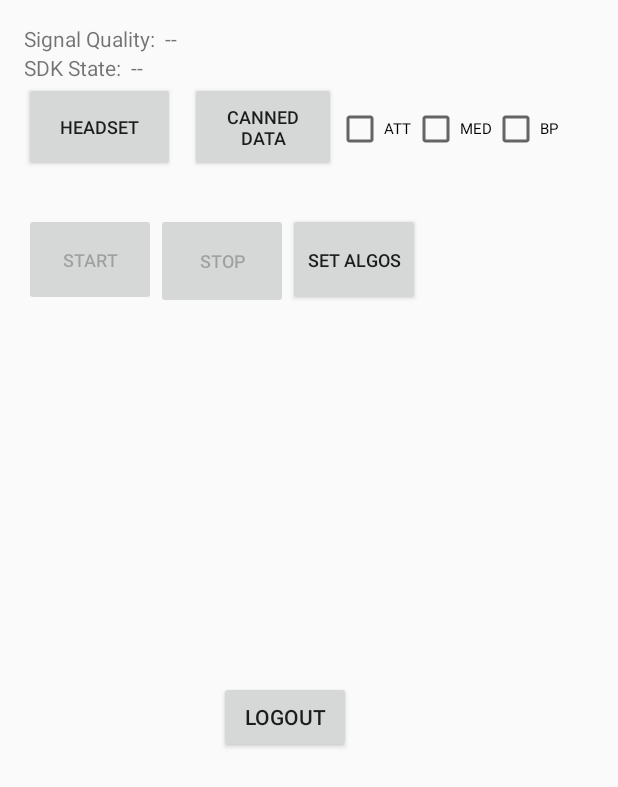
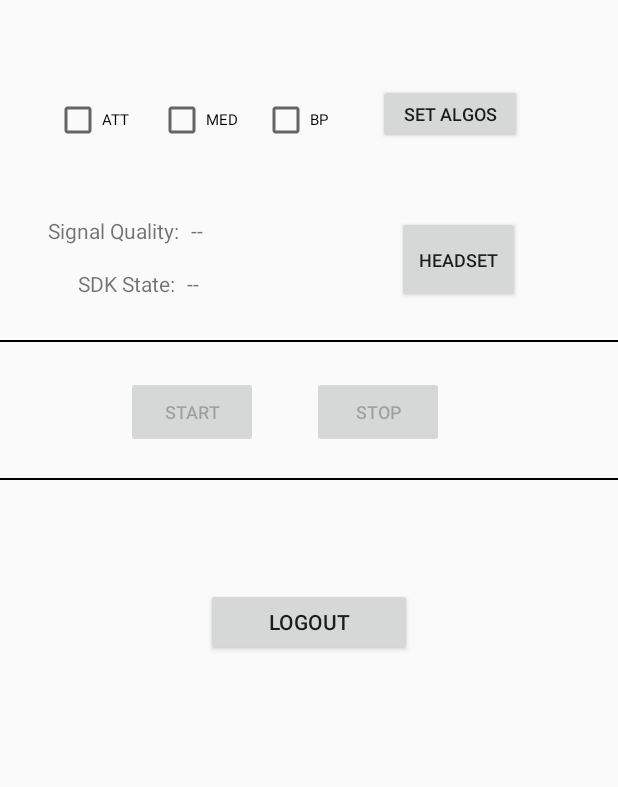
Before and after one commit to soomin0328/Graduation_Project, an Android app: the EEG screen opened directly, with no data from a screen before it, on a phone screen of 412 x 824 dp. Shown: the top 787 px of the screen. Run offline under Robolectric (Android 15) with nearby library versions, the phone set to English and light mode, and no system bars; our stand-ins replace Firebase (no records; nobody signed in at launch, a user with empty details on screens opened directly); 10 statements that could not run were skipped.

Commit message:
Change layout

```diff
--- a/app/src/main/res/layout/activity_eeg.xml
+++ b/app/src/main/res/layout/activity_eeg.xml
@@ -1,22 +1,140 @@
-<RelativeLayout xmlns:android="http://schemas.android.com/apk/res/android"
-    xmlns:tools="http://schemas.android.com/tools" android:layout_width="match_parent"
-    android:layout_height="match_parent" android:paddingLeft="@dimen/activity_horizontal_margin"
-    android:paddingRight="@dimen/activity_horizontal_margin"
-    android:paddingTop="@dimen/activity_vertical_margin"
-    android:paddingBottom="@dimen/activity_vertical_margin" tools:context=".EEG">
-
-    <LinearLayout
+<?xml version="1.0" encoding="utf-8"?>
+<android.support.constraint.ConstraintLayout xmlns:android="http://schemas.android.com/apk/res/android"
+    xmlns:app="http://schemas.android.com/apk/res-auto"
+    xmlns:tools="http://schemas.android.com/tools"
     android:layout_width="match_parent"
     android:layout_height="match_parent"
-        android:orientation="vertical"
-        android:weightSum="1"
-        android:layout_alignParentTop="true"
-        android:layout_alignParentStart="true">
+    tools:layout_editor_absoluteY="81dp">
 
-        <LinearLayout
-            android:layout_width="match_parent"
+    <Button
+        android:id="@+id/logoutBtn"
+        android:layout_width="137dp"
+        android:layout_height="45dp"
+        android:layout_marginEnd="8dp"
+        android:layout_marginStart="8dp"
+        android:layout_marginTop="72dp"
+        android:text="logout"
+        app:layout_constraintEnd_toEndOf="parent"
+        app:layout_constraintStart_toStartOf="parent"
+        app:layout_constraintTop_toBottomOf="@+id/view2" />
+
+    <Button
+        android:id="@+id/stopButton"
+        android:layout_width="wrap_content"
         android:layout_height="wrap_content"
-            android:orientation="horizontal">
+        android:layout_marginStart="36dp"
+        android:layout_marginTop="52dp"
+        android:enabled="false"
+        android:text="Stop"
+        android:textSize="12dp"
+        app:layout_constraintStart_toEndOf="@+id/startButton"
+        app:layout_constraintTop_toBottomOf="@+id/stateTitle" />
+
+    <Button
+        android:id="@+id/startButton"
+        android:layout_width="wrap_content"
+        android:layout_height="wrap_content"
+        android:layout_marginStart="84dp"
+        android:layout_marginTop="52dp"
+        android:enabled="false"
+        android:text="Start"
+        android:textSize="12dp"
+        app:layout_constraintStart_toStartOf="parent"
+        app:layout_constraintTop_toBottomOf="@+id/stateTitle" />
+
+    <Button
+        android:id="@+id/setAlgosButton"
+        android:layout_width="96dp"
+        android:layout_height="40dp"
+        android:layout_marginStart="16dp"
+        android:layout_marginTop="56dp"
+        android:text="Set Algos"
+        android:textSize="12dp"
+        app:layout_constraintStart_toEndOf="@+id/bpCheckBox"
+        app:layout_constraintTop_toTopOf="parent" />
+
+    <CheckBox
+        android:id="@+id/bpCheckBox"
+        android:layout_width="61dp"
+        android:layout_height="wrap_content"
+        android:layout_marginStart="8dp"
+        android:layout_marginTop="64dp"
+        android:checked="false"
+        android:text="BP"
+        android:textSize="10dp"
+        app:layout_constraintStart_toEndOf="@+id/medCheckBox"
+        app:layout_constraintTop_toTopOf="parent" />
+
+    <CheckBox
+        android:id="@+id/medCheckBox"
+        android:layout_width="61dp"
+        android:layout_height="wrap_content"
+        android:layout_marginStart="8dp"
+        android:layout_marginTop="64dp"
+        android:checked="false"
+        android:text="MED"
+        android:textSize="10dp"
+        app:layout_constraintStart_toEndOf="@+id/attCheckBox"
+        app:layout_constraintTop_toTopOf="parent" />
+
+    <CheckBox
+        android:id="@+id/attCheckBox"
+        android:layout_width="61dp"
+        android:layout_height="wrap_content"
+        android:layout_alignParentEnd="true"
+        android:layout_marginStart="36dp"
+        android:layout_marginTop="64dp"
+        android:checked="false"
+        android:text="ATT"
+        android:textSize="10dp"
+        app:layout_constraintStart_toStartOf="parent"
+        app:layout_constraintTop_toTopOf="parent" />
+
+    <Button
+        android:id="@+id/headsetButton"
+        android:layout_width="82dp"
+        android:layout_height="58dp"
+        android:layout_alignParentStart="true"
+        android:layout_marginStart="12dp"
+        android:layout_marginTop="144dp"
+        android:layout_weight="0.36"
+        android:maxHeight="20dp"
+        android:minHeight="20dp"
+        android:text="Headset"
+        android:textSize="12dp"
+        app:layout_constraintStart_toEndOf="@+id/sqText"
+        app:layout_constraintTop_toTopOf="parent" />
+
+    <TextView
+        android:id="@+id/stateText"
+        android:layout_width="125dp"
+        android:layout_height="wrap_content"
+        android:layout_marginStart="8dp"
+        android:layout_weight="1"
+        android:text="--"
+        app:layout_constraintBaseline_toBaselineOf="@+id/stateTitle"
+        app:layout_constraintStart_toEndOf="@+id/stateTitle" />
+
+    <TextView
+        android:id="@+id/stateTitle"
+        android:layout_width="wrap_content"
+        android:layout_height="wrap_content"
+        android:layout_marginStart="52dp"
+        android:layout_marginTop="16dp"
+        android:text="SDK State:"
+        app:layout_constraintStart_toStartOf="parent"
+        app:layout_constraintTop_toBottomOf="@+id/sqTitle" />
+
+    <TextView
+        android:id="@+id/sqText"
+        android:layout_width="125dp"
+        android:layout_height="wrap_content"
+        android:layout_marginStart="8dp"
+        android:layout_marginTop="48dp"
+        android:layout_weight="1"
+        android:text="--"
+        app:layout_constraintStart_toEndOf="@+id/sqTitle"
+        app:layout_constraintTop_toBottomOf="@+id/attCheckBox" />
 
     <TextView
         android:id="@+id/sqTitle"
@@ -24,171 +142,28 @@
         android:layout_height="wrap_content"
         android:layout_alignParentLeft="true"
         android:layout_alignParentTop="true"
-                android:text="Signal Quality:" />
+        android:layout_marginStart="32dp"
+        android:layout_marginTop="48dp"
+        android:text="Signal Quality:"
+        app:layout_constraintStart_toStartOf="parent"
+        app:layout_constraintTop_toBottomOf="@+id/attCheckBox"
+        app:layout_constraintVertical_chainStyle="spread" />
 
-            <TextView
-                android:id="@+id/sqText"
+    <View
         android:layout_width="wrap_content"
-                android:layout_height="wrap_content"
-                android:layout_marginLeft="10px"
-                android:layout_toRightOf="@+id/sqTitle"
-                android:layout_weight="1"
-                android:text="--" />
+        android:layout_height="1dp"
+        android:layout_marginTop="28dp"
+        android:background="#000000"
+        app:layout_constraintStart_toStartOf="parent"
+        app:layout_constraintTop_toBottomOf="@+id/stateText" />
 
-        </LinearLayout>
+    <View
+        android:id="@+id/view2"
+        android:layout_width="wrap_content"
+        android:layout_height="1dp"
+        android:layout_marginTop="20dp"
+        android:background="#000000"
+        app:layout_constraintStart_toStartOf="parent"
+        app:layout_constraintTop_toBottomOf="@+id/stopButton" />
 
-        <LinearLayout
-            android:layout_width="match_parent"
-            android:layout_height="19dp"
-            android:orientation="horizontal">
-
-            <TextView
-                android:id="@+id/stateTitle"
-                android:layout_width="wrap_content"
-                android:layout_height="wrap_content"
-                android:layout_alignParentLeft="true"
-                android:layout_below="@+id/sqTitle"
-                android:text="SDK State:" />
-
-            <TextView
-                android:id="@+id/stateText"
-                android:layout_width="wrap_content"
-                android:layout_height="wrap_content"
-                android:layout_below="@+id/sqTitle"
-                android:layout_marginLeft="10px"
-                android:layout_toRightOf="@+id/stateTitle"
-                android:layout_weight="1"
-                android:text="--" />
-        </LinearLayout>
-
-        <LinearLayout
-            android:layout_width="match_parent"
-            android:layout_height="34dp"
-            android:orientation="horizontal"
-            android:weightSum="1"
-            android:layout_weight="0.08">
-
-            <Button
-                android:id="@+id/headsetButton"
-                android:layout_width="wrap_content"
-                android:layout_height="match_parent"
-                android:layout_above="@+id/stopButton"
-                android:layout_alignParentStart="true"
-                android:layout_below="@+id/stateTitle"
-                android:layout_weight="0.36"
-                android:maxHeight="20dp"
-                android:minHeight="20dp"
-                android:text="Headset"
-                android:textSize="12dp" />
-
-            <Button
-                android:id="@+id/cannedDatabutton"
-                android:layout_width="97dp"
-                android:layout_height="match_parent"
-                android:layout_alignBottom="@+id/headsetButton"
-                android:layout_alignStart="@+id/sqText"
-                android:layout_alignTop="@+id/headsetButton"
-                android:layout_marginLeft="10dp"
-                android:maxHeight="20dp"
-                android:minHeight="20dp"
-                android:text="Canned Data"
-                android:textSize="12dp" />
-
-            <CheckBox
-                android:id="@+id/attCheckBox"
-                android:layout_width="wrap_content"
-                android:layout_height="wrap_content"
-                android:layout_alignBaseline="@+id/bpCheckBox"
-                android:layout_alignBottom="@+id/bpCheckBox"
-                android:layout_alignParentEnd="true"
-                android:checked="false"
-                android:text="ATT"
-                android:textSize="10dp" />
-
-            <CheckBox
-                android:id="@+id/medCheckBox"
-                android:layout_width="wrap_content"
-                android:layout_height="wrap_content"
-                android:layout_below="@+id/attCheckBox"
-                android:layout_toEndOf="@+id/bpCheckBox"
-                android:checked="false"
-                android:text="MED"
-                android:textSize="10dp" />
-
-            <CheckBox
-                android:id="@+id/bpCheckBox"
-                android:layout_width="wrap_content"
-                android:layout_height="wrap_content"
-                android:layout_above="@+id/cannedDatabutton"
-                android:layout_toStartOf="@+id/attCheckBox"
-                android:checked="false"
-                android:text="BP"
-                android:textSize="10dp" />
-
-        </LinearLayout>
-
-        <LinearLayout
-            android:layout_width="match_parent"
-            android:layout_height="62dp"
-            android:layout_above="@+id/attText"
-            android:layout_alignParentStart="true"
-            android:layout_below="@+id/medCheckBox"
-            android:layout_marginTop="27dp"
-            android:orientation="horizontal">
-
-            <Button
-                android:id="@+id/startButton"
-                android:layout_width="wrap_content"
-                android:layout_height="match_parent"
-                android:layout_above="@+id/attText"
-                android:layout_alignParentStart="true"
-                android:layout_below="@+id/headsetButton"
-                android:enabled="false"
-                android:maxHeight="20dp"
-                android:minHeight="20dp"
-                android:text="Start"
-                android:textSize="12dp" />
-
-            <Button
-                android:id="@+id/stopButton"
-                android:layout_width="wrap_content"
-                android:layout_height="64dp"
-                android:layout_above="@+id/medTitle"
-                android:layout_alignStart="@+id/cannedDatabutton"
-                android:layout_marginBottom="32dp"
-                android:enabled="false"
-                android:maxHeight="20dp"
-                android:minHeight="20dp"
-                android:text="Stop"
-                android:textSize="12dp" />
-
-            <Button
-                android:id="@+id/setAlgosButton"
-                android:layout_width="wrap_content"
-                android:layout_height="match_parent"
-                android:layout_alignParentEnd="true"
-                android:layout_alignTop="@+id/medText"
-                android:maxHeight="20dp"
-                android:minHeight="20dp"
-                android:text="Set Algos"
-                android:textSize="12dp" />
-
-        </LinearLayout>
-
-        <LinearLayout
-            android:layout_width="match_parent"
-            android:layout_height="wrap_content"
-            android:layout_marginTop="250dp">
-
-            <Button
-                android:id="@+id/logoutBtn"
-                android:layout_width="wrap_content"
-                android:layout_height="match_parent"
-                android:layout_marginLeft="130dp"
-                android:text="logout"/>
-
-        </LinearLayout>
-    </LinearLayout>
-
-
-</RelativeLayout>
+</android.support.constraint.ConstraintLayout>
```
Lines whose indentation alone changed are shown as unchanged.
